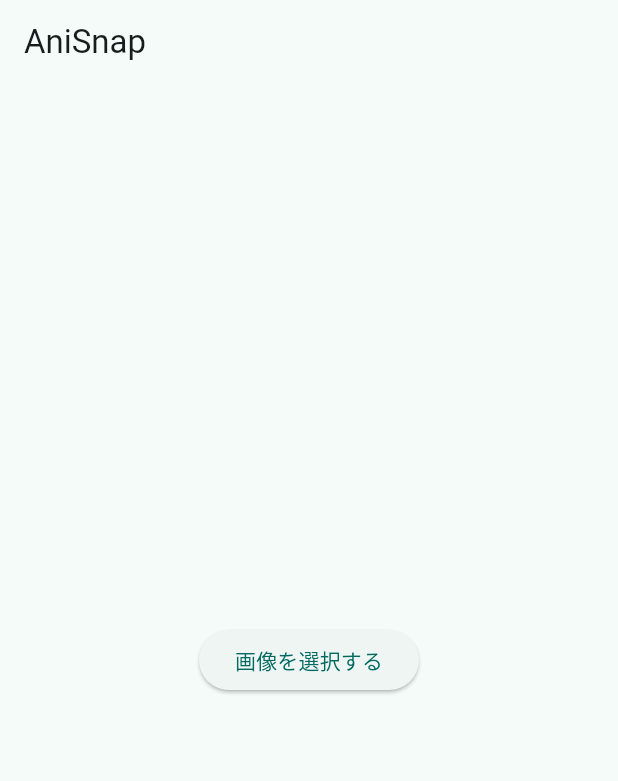
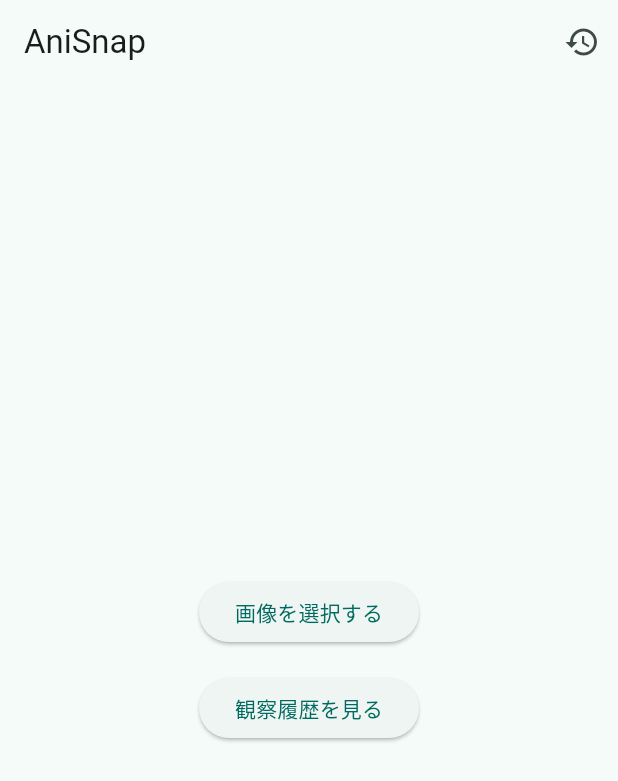
Before and after one commit to danielcycling/anisnap, a Flutter app: the screen it shows after launch, on a phone screen of 412 x 824 dp. Shown: the top 781 px of the screen. Run offline on Flutter 3.47's test engine with Material 3 defaults, Android fonts, the phone set to English and light mode, and no system bars; our stand-ins replace hive, hive_flutter, image_picker; missing offline and left inert: tflite_flutter; accounts and stored records are empty; generated files the repository leaves out were written again.

Commit message:
update commit!

```diff
--- a/lib/main.dart
+++ b/lib/main.dart
@@ -2,7 +2,6 @@ import 'package:flutter/material.dart';
 import 'screens/home_screen.dart';
 import 'screens/result_screen.dart';
 import 'screens/history_screen.dart';
-import 'screens/details_screen.dart';
 import 'package:hive_flutter/hive_flutter.dart';
 import 'package:path_provider/path_provider.dart';
 import 'models/detection.dart';
@@ -14,6 +13,8 @@ void main() async{
   await Hive.initFlutter(appDocumentDir.path);
 
   Hive.registerAdapter(DetectionAdapter());
+
+  //await Hive.deleteBoxFromDisk('detections');
 
   runApp(const AniSnapApp());
 }
--- a/lib/screens/details_screen.dart
+++ b/lib/screens/details_screen.dart
@@ -30,12 +30,12 @@ class DetailsScreen extends StatelessWidget {
             if (detection.behaviorNote?.isNotEmpty == true)
               Padding(
                 padding: const EdgeInsets.only(top: 12),
-    child: Text('Behavior:${detection.behaviorNote}'),
+                child: Text('Behavior:\n${detection.behaviorNote}'),
               ),
             if (detection.freeNote?.isNotEmpty == true)
               Padding(
                 padding: const EdgeInsets.only(top: 12),
-    child: Text('Additional Notes:${detection.freeNote}'),
+                child: Text('Additional Notes:\n${detection.freeNote}'),
               ),
           ],
         ),
--- a/lib/screens/history_screen.dart
+++ b/lib/screens/history_screen.dart
@@ -1,7 +1,7 @@
 import 'package:flutter/material.dart';
 import 'package:hive/hive.dart';
 import '../models/detection.dart';
-import '../screens/details_screen.dart';
+import 'details_screen.dart';
 
 class HistoryScreen extends StatefulWidget {
   const HistoryScreen({super.key});
--- a/lib/screens/home_screen.dart
+++ b/lib/screens/home_screen.dart
@@ -27,11 +27,33 @@ class _HomeScreenState extends State<HomeScreen> {
   @override
   Widget build(BuildContext context) {
     return Scaffold(
-      appBar: AppBar(title: Text('AniSnap')),
+      appBar: AppBar(
+        title: const Text('AniSnap'),
+        actions: [
+          IconButton(
+            icon: const Icon(Icons.history),
+            onPressed: () {
+              Navigator.pushNamed(context, '/history');
+            },
+          ),
+        ],
+      ),
       body: Center(
-        child: ElevatedButton(
-          onPressed: _pickImage,
-          child: Text('画像を選択する'),
+        child: Column(
+          mainAxisAlignment: MainAxisAlignment.center,
+          children: [
+            ElevatedButton(
+              onPressed: _pickImage,
+              child: const Text('画像を選択する'),
+            ),
+            const SizedBox(height: 16),
+            ElevatedButton(
+              onPressed: () {
+                Navigator.pushNamed(context, '/history');
+              },
+              child: const Text('観察履歴を見る'),
+            ),
+          ],
         ),
       ),
     );
```
Also changed, not shown: lib/models/detection.dart (+8 -1 lines), lib/screens/result_screen.dart (+11 -5 lines). Lines whose indentation alone changed are shown as unchanged.
